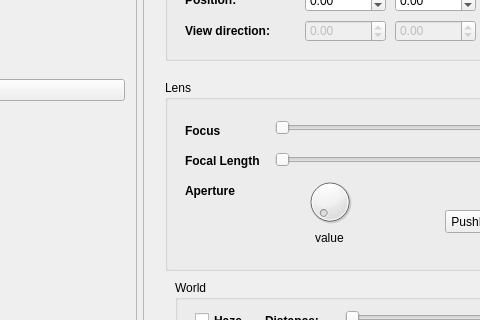
Qt form GUI/mainwindow.ui (awegsche/QtRaytracer) before a commit; both pictures show x 538 to 1018 and y 136 to 456 of the 1305 by 654 pixel window.
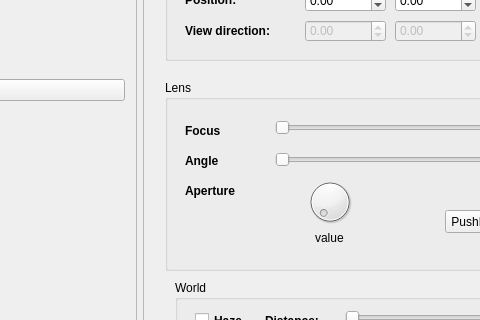
The same form after that commit.

```diff
--- a/GUI/mainwindow.ui
+++ b/GUI/mainwindow.ui
@@ -101,8 +101,8 @@
            <rect>
             <x>0</x>
             <y>0</y>
-            <width>601</width>
-            <height>482</height>
+            <width>614</width>
+            <height>491</height>
            </rect>
           </property>
           <attribute name="label">
@@ -336,7 +336,7 @@
              </font>
             </property>
             <property name="text">
-             <string>Focal Length</string>
+             <string>Angle</string>
             </property>
            </widget>
            <widget class="QLabel" name="label_5">
```
Left out of the diff: 24 changed lines with no effect on the pictures.
